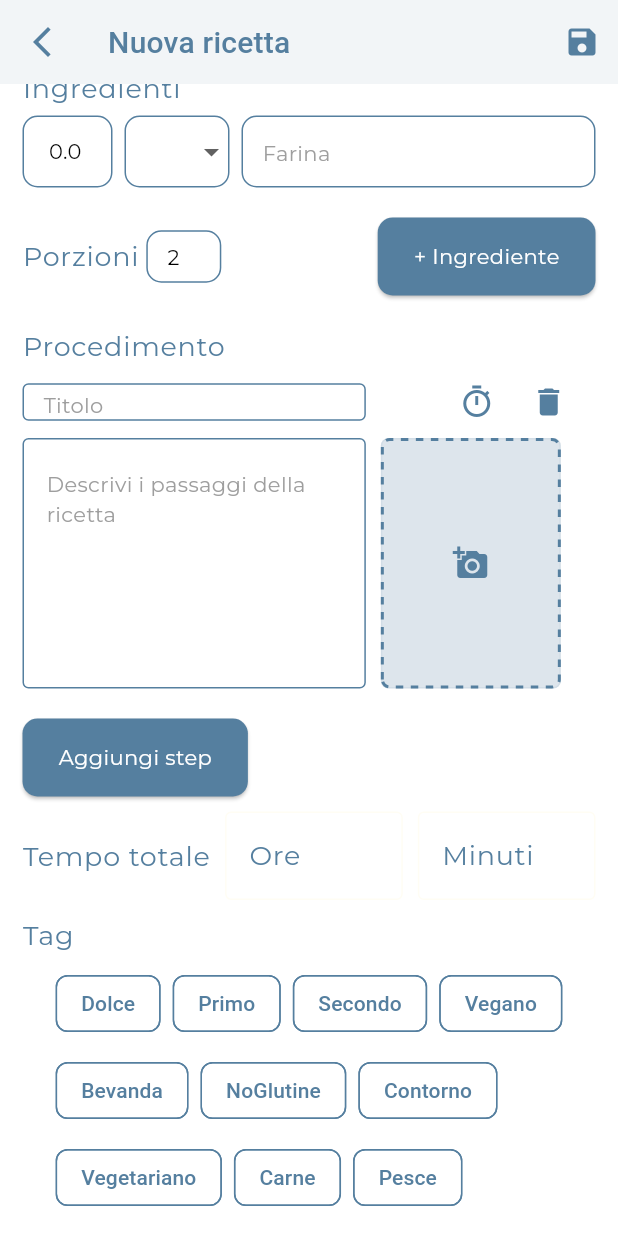
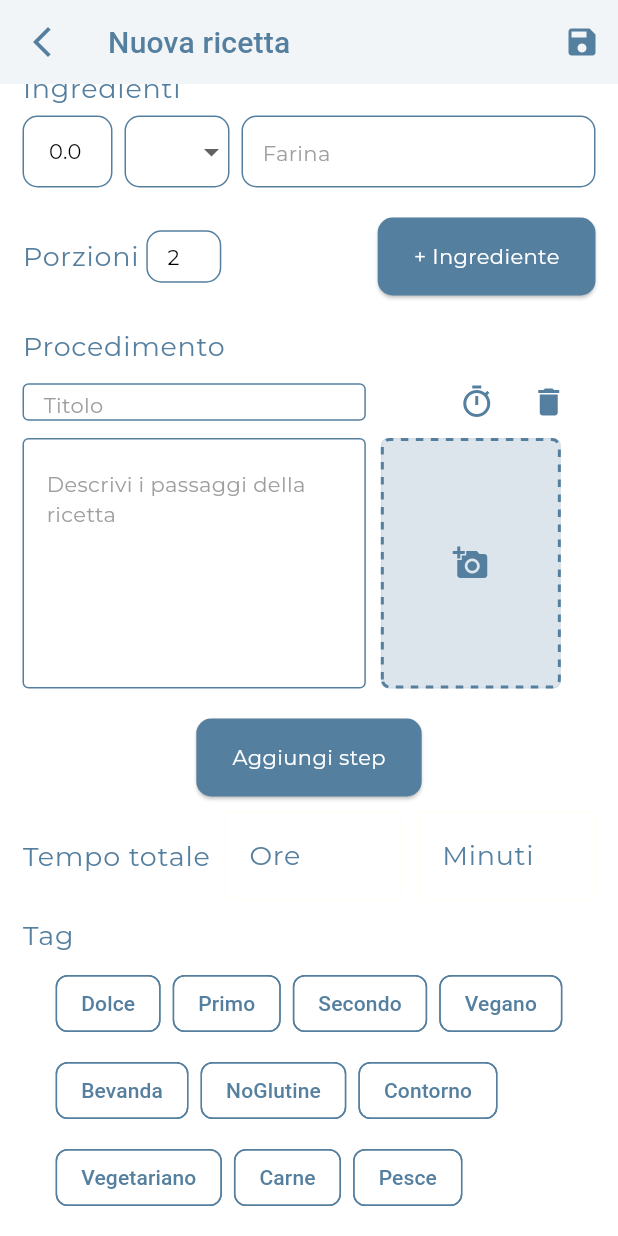
Before and after one commit to g4ix/ChefsPocket, a Flutter app: the RecipeCreationPage screen opened directly, scrolled down 324 dp, on a phone screen of 412 x 824 dp. Run offline on Flutter 3.47's test engine with Material 3 defaults, Android fonts, the phone set to English and light mode, and no system bars; drawn by our look-alikes of dotted_border; our stand-ins replace flutter_rating_bar, google_fonts, image_picker, material_design_icons_flutter, table_calendar; missing offline and left inert: dart:html; network calls fail; Roboto replaces fonts that are missing (Adamina).

Commit message:
finish recipe creation

```diff
--- /dev/null
+++ b/chefs_pocket/lib/components/recipe_creation/set_total_time.dart
@@ -0,0 +1,51 @@
+import 'package:chefs_pocket/models/recipe.dart';
+import 'package:flutter/material.dart';
+
+class SetTotalTime extends StatelessWidget {
+  final Function onChangedHour;
+  final Function onChangedMinutes;
+
+  const SetTotalTime({
+    required this.onChangedHour,
+    required this.onChangedMinutes,
+  });
+
+  @override
+  Widget build(BuildContext context) {
+    return Row(
+      children: [
+        Text('Tempo totale',
+            style: Theme.of(context).textTheme.bodyLarge?.copyWith(
+                  color: Color(0xFF557F9F), // Specify the desired color
+                )),
+        SizedBox(width: 10),
+        Expanded(
+          child: TextFormField(
+            decoration: InputDecoration(
+              labelText: 'Ore',
+              border: OutlineInputBorder(),
+            ),
+            keyboardType: TextInputType.number,
+            onChanged: (value)
+            {
+              onChangedHour(value);
+            }
+          ),
+        ),
+        SizedBox(width: 10),
+        Expanded(
+          child: TextFormField(
+            decoration: InputDecoration(
+              labelText: 'Minuti',
+              border: OutlineInputBorder(),
+            ),
+            keyboardType: TextInputType.number,
+            onChanged: (value) {
+              onChangedMinutes(value);
+            },
+          ),
+        ),
+      ],
+    );
+  }
+}
--- a/chefs_pocket/lib/screens/recipe_creation.dart
+++ b/chefs_pocket/lib/screens/recipe_creation.dart
@@ -6,10 +6,12 @@ import 'package:chefs_pocket/components/recipe_creation/image_upload_container.d
 import 'package:chefs_pocket/components/recipe_creation/ingredient_input.dart';
 import 'package:chefs_pocket/components/recipe_creation/ingredient_portion_section.dart';
 import 'package:chefs_pocket/components/recipe_creation/rating_and_toggle.dart';
+import 'package:chefs_pocket/components/recipe_creation/set_total_time.dart';
 import 'package:chefs_pocket/components/recipe_creation/title_input_section.dart';
 import 'package:chefs_pocket/models/recipe.dart';
 import 'package:chefs_pocket/models/recipe_step.dart';
 import 'package:chefs_pocket/models/section.dart';
+import 'package:chefs_pocket/screens/recipe_screen.dart';
 
 //import dotted border
 import 'package:dotted_border/dotted_border.dart';
@@ -24,7 +26,6 @@ import '../models/recipe_step.dart';
 
 class RecipeCreationPage extends StatefulWidget {
   Recipe recipe = Recipe();
-
 
   @override
   _RecipeCreationPageState createState() => _RecipeCreationPageState();
@@ -93,9 +94,11 @@ class _RecipeCreationPageState extends State<RecipeCreationPage> {
             onPressed: () {
               widget.recipe.ingredients = _ingredients;
               widget.recipe.steps = _steps;
+              widget.recipe.tags = _selectedTags;
+              print(widget.recipe);
               recipeManager
                   .addRecipe(widget.recipe); // Add the recipe to the list
-              Navigator.pop(context);
+              //Navigator.pop(RecipeScreen(widget.recipe));
             },
           ),
         ],
@@ -148,7 +151,24 @@ class _RecipeCreationPageState extends State<RecipeCreationPage> {
             SizedBox(height: 10),
             buildProcedure(),
             SizedBox(height: 10),
-            buildTotalTime(),
+            SetTotalTime(
+              onChangedHour: (value) {
+                setState(() {
+                  _selectedHour = int.parse(value);
+                  widget.recipe.setTotalTime(Duration(
+                      hours: _selectedHour,
+                      minutes: _selectedMinute)); // Update recipe total time
+                });
+              },
+              onChangedMinutes: (value) {
+                setState(() {
+                  _selectedMinute = int.parse(value);
+                  widget.recipe.setTotalTime(Duration(
+                      hours: _selectedHour,
+                      minutes: _selectedMinute)); // Update recipe total time
+                });
+              },
+            ),
             SizedBox(height: 10),
             buildTags(),
           ],
@@ -203,8 +223,8 @@ class _RecipeCreationPageState extends State<RecipeCreationPage> {
                   ),
                   SizedBox(width: 50),
                   IconButton(
-                    icon: Icon(step.isTimerSet ? Icons.timer
-                        : Icons.timer_outlined),
+                    icon: Icon(
+                        step.isTimerSet ? Icons.timer : Icons.timer_outlined),
                     onPressed: () {
                       setState(() {
                         _addTime(step);
@@ -285,6 +305,9 @@ class _RecipeCreationPageState extends State<RecipeCreationPage> {
           );
         }),
         SizedBox(height: 20),
+        Row(
+          mainAxisAlignment: MainAxisAlignment.center,
+          children: [
             ElevatedButton(
               onPressed: () {
                 setState(() {
@@ -307,38 +330,9 @@ class _RecipeCreationPageState extends State<RecipeCreationPage> {
                 ),
               ),
             ),
+          ],
+        ),
       ], //fine
-    );
-  }
-
-  Widget buildTotalTime() {
-    return Row(
-      children: [
-        Text('Tempo totale',
-            style: Theme.of(context).textTheme.bodyLarge?.copyWith(
-                  color: Color(0xFF557F9F), // Specify the desired color
-                )),
-        SizedBox(width: 10),
-        Expanded(
-          child: TextFormField(
-            decoration: InputDecoration(
-              labelText: 'Ore',
-              border: OutlineInputBorder(),
-            ),
-            keyboardType: TextInputType.number,
-          ),
-        ),
-        SizedBox(width: 10),
-        Expanded(
-          child: TextFormField(
-            decoration: InputDecoration(
-              labelText: 'Minuti',
-              border: OutlineInputBorder(),
-            ),
-            keyboardType: TextInputType.number,
-          ),
-        ),
-      ],
     );
   }
 
@@ -468,7 +462,6 @@ class _RecipeCreationPageState extends State<RecipeCreationPage> {
             ),
             TextButton(
               child: Text('Salva'),
-
               onPressed: () {
                 int hours = int.tryParse(hoursController.text) ?? 0;
                 int minutes = int.tryParse(minutesController.text) ?? 0;
@@ -477,7 +470,8 @@ class _RecipeCreationPageState extends State<RecipeCreationPage> {
                 // And `currentStep` is an instance of RecipeStep
                 //  _steps[i].timer = Duration(hours: hours, minutes: minutes, seconds: seconds);
                 setState(() {
-                  step.timer = Duration(hours: hours, minutes: minutes, seconds: seconds);
+                  step.timer = Duration(
+                      hours: hours, minutes: minutes, seconds: seconds);
                   step.isTimerSet = true;
                 });
                 Navigator.of(context).pop();
```
Also changed, not shown: chefs_pocket/lib/screens/recipe_screen.dart (added, +13 -0 lines). Lines whose indentation alone changed are shown as unchanged.
